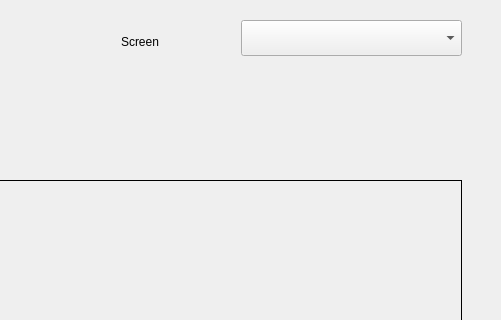
This is src/view/wallpaper_settings_dialog.ui in dangvd/ksmoothdock as Qt 5 draws it before an edit; both pictures show x 399 to 900 and y 0 to 320 of the 900 by 791 pixel window. The edited form follows.
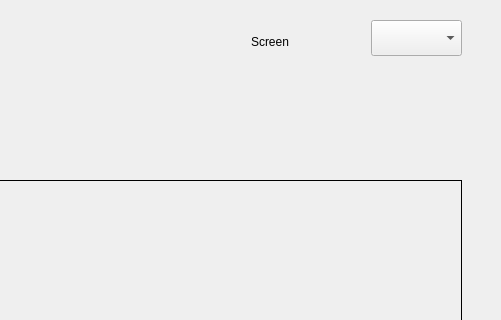
This is the edited form.

Commit message: Wallpaper Settings dialog: Add support for setting different wallpapers for different screens (multi-screen) #49, #77

Diff of the .ui file:
```diff
--- a/src/view/wallpaper_settings_dialog.ui
+++ b/src/view/wallpaper_settings_dialog.ui
@@ -71,9 +71,9 @@
   <widget class="QLabel" name="screenLabel">
    <property name="geometry">
     <rect>
-     <x>520</x>
+     <x>650</x>
      <y>30</y>
-     <width>101</width>
+     <width>111</width>
      <height>23</height>
     </rect>
    </property>
@@ -84,9 +84,9 @@
   <widget class="QComboBox" name="screen">
    <property name="geometry">
     <rect>
-     <x>640</x>
+     <x>770</x>
      <y>20</y>
-     <width>221</width>
+     <width>91</width>
      <height>36</height>
     </rect>
    </property>
```
The commit also changes 9 other files.
